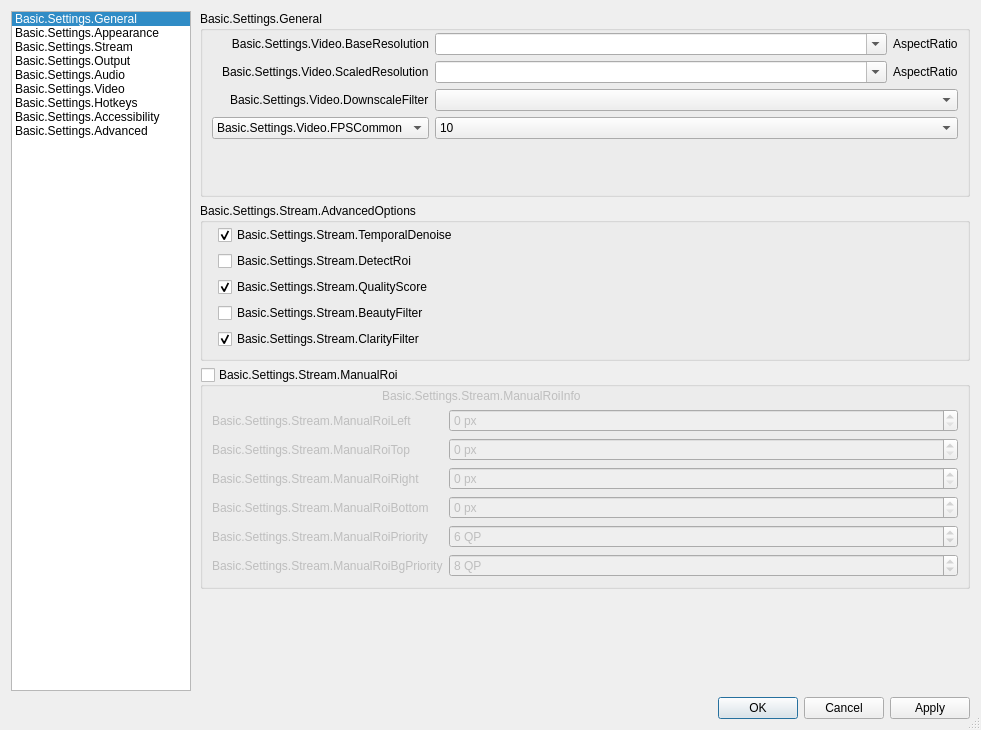
Old version of the form frontend/forms/OBSBasicSettings.ui in the repository Elon666-ai/obs32.1.2patched.
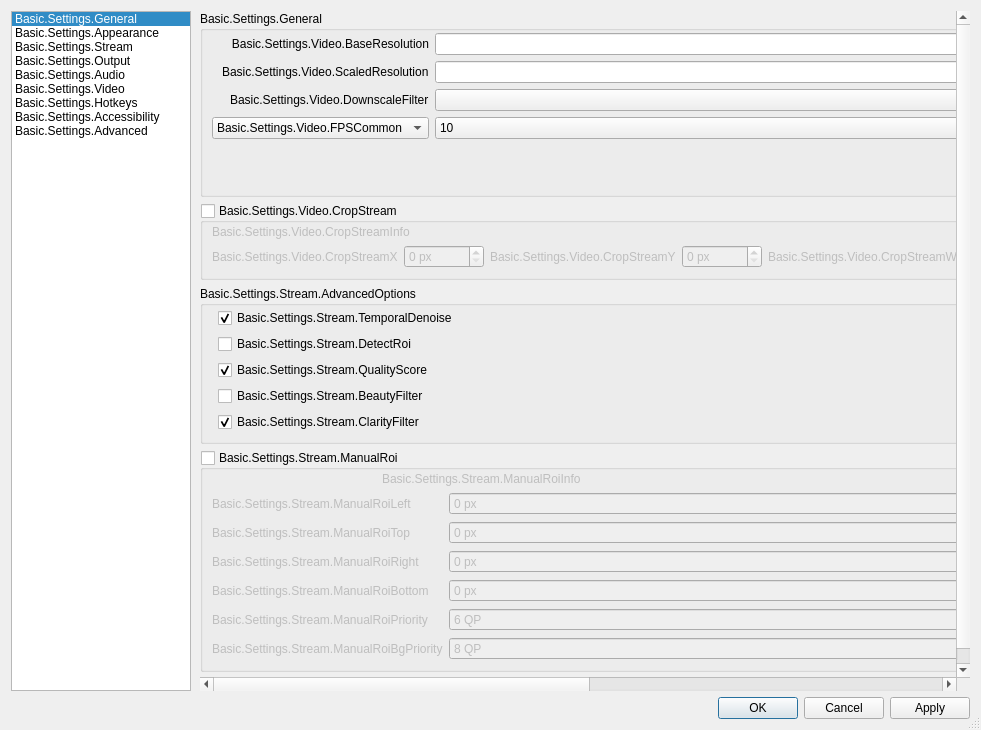
New version of the form. The open tabs and pages were chosen to show the change. Icons and pictures are not drawn. Custom widgets are drawn as their Qt base class.

Commit message:
frontend: add crop stream output with preview crop overlay
Publish a secondary cropped stream to the main stream key with '-h5' appended. The crop encoder follows the main encoder settings, scales its bitrate by crop area and configured FPS, and injects the same absolute-timestamp SEI as the main output. Add a Settings > Video > General crop row (X/Y/W/H/FPS) and a draggable/resizable dashed crop box in the preview that saves back to the profile.

The edit to the form file:
```diff
--- a/frontend/forms/OBSBasicSettings.ui
+++ b/frontend/forms/OBSBasicSettings.ui
@@ -6771,11 +6771,199 @@
               </property>
              </spacer>
             </item>
-           </layout>
-          </widget>
-         </item>
-         <item>
-          <widget class="QGroupBox" name="videoAdvancedOptionsGroupBox">
+            </layout>
+           </widget>
+          </item>
+          <item>
+           <widget class="QGroupBox" name="cropStreamGroupBox">
+            <property name="title">
+             <string>Basic.Settings.Video.CropStream</string>
+            </property>
+            <property name="checkable">
+             <bool>true</bool>
+            </property>
+            <property name="checked">
+             <bool>false</bool>
+            </property>
+            <layout class="QVBoxLayout" name="cropStreamLayout">
+             <property name="leftMargin">
+              <number>9</number>
+             </property>
+             <property name="topMargin">
+              <number>2</number>
+             </property>
+             <property name="rightMargin">
+              <number>9</number>
+             </property>
+             <property name="bottomMargin">
+              <number>9</number>
+             </property>
+             <item>
+              <widget class="QLabel" name="cropStreamInfo">
+               <property name="text">
+                <string>Basic.Settings.Video.CropStreamInfo</string>
+               </property>
+               <property name="wordWrap">
+                <bool>true</bool>
+               </property>
+              </widget>
+             </item>
+             <item>
+              <layout class="QHBoxLayout" name="cropStreamRowLayout">
+               <property name="spacing">
+                <number>6</number>
+               </property>
+               <item>
+                <widget class="QLabel" name="cropStreamXLabel">
+                 <property name="text">
+                  <string>Basic.Settings.Video.CropStreamX</string>
+                 </property>
+                </widget>
+               </item>
+               <item>
+                <widget class="QSpinBox" name="cropStreamX">
+                 <property name="minimumSize">
+                  <size>
+                   <width>80</width>
+                   <height>0</height>
+                  </size>
+                 </property>
+                 <property name="suffix">
+                  <string> px</string>
+                 </property>
+                 <property name="maximum">
+                  <number>16384</number>
+                 </property>
+                </widget>
+               </item>
+               <item>
+                <widget class="QLabel" name="cropStreamYLabel">
+                 <property name="text">
+                  <string>Basic.Settings.Video.CropStreamY</string>
+                 </property>
+                </widget>
+               </item>
+               <item>
+                <widget class="QSpinBox" name="cropStreamY">
+                 <property name="minimumSize">
+                  <size>
+                   <width>80</width>
+                   <height>0</height>
+                  </size>
+                 </property>
+                 <property name="suffix">
+                  <string> px</string>
+                 </property>
+                 <property name="maximum">
+                  <number>16384</number>
+                 </property>
+                </widget>
+               </item>
+               <item>
+                <widget class="QLabel" name="cropStreamWidthLabel">
+                 <property name="text">
+                  <string>Basic.Settings.Video.CropStreamWidth</string>
+                 </property>
+                </widget>
+               </item>
+               <item>
+                <widget class="QSpinBox" name="cropStreamWidth">
+                 <property name="minimumSize">
+                  <size>
+                   <width>80</width>
+                   <height>0</height>
+                  </size>
+                 </property>
+                 <property name="suffix">
+                  <string> px</string>
+                 </property>
+                 <property name="minimum">
+                  <number>1</number>
+                 </property>
+                 <property name="maximum">
+                  <number>16384</number>
+                 </property>
+                </widget>
+               </item>
+               <item>
+                <widget class="QLabel" name="cropStreamHeightLabel">
+                 <property name="text">
+                  <string>Basic.Settings.Video.CropStreamHeight</string>
+                 </property>
+                </widget>
+               </item>
+               <item>
+                <widget class="QSpinBox" name="cropStreamHeight">
+                 <property name="minimumSize">
+                  <size>
+                   <width>80</width>
+                   <height>0</height>
+                  </size>
+                 </property>
+                 <property name="suffix">
+                  <string> px</string>
+                 </property>
+                 <property name="minimum">
+                  <number>1</number>
+                 </property>
+                 <property name="maximum">
+                  <number>16384</number>
+                 </property>
+                </widget>
+               </item>
+               <item>
+                <widget class="QLabel" name="cropStreamFPSLabel">
+                 <property name="text">
+                  <string>Basic.Settings.Video.CropStreamFPS</string>
+                 </property>
+                </widget>
+               </item>
+               <item>
+                <widget class="QSpinBox" name="cropStreamFPS">
+                 <property name="minimumSize">
+                  <size>
+                   <width>70</width>
+                   <height>0</height>
+                  </size>
+                 </property>
+                 <property name="suffix">
+                  <string> fps</string>
+                 </property>
+                 <property name="minimum">
+                  <number>1</number>
+                 </property>
+                 <property name="maximum">
+                  <number>120</number>
+                 </property>
+                 <property name="value">
+                  <number>15</number>
+                 </property>
+                </widget>
+               </item>
+               <item>
+                <spacer name="cropStreamRowSpacer">
+                 <property name="orientation">
+                  <enum>Qt::Horizontal</enum>
+                 </property>
+                 <property name="sizeType">
+                  <enum>QSizePolicy::Expanding</enum>
+                 </property>
+                 <property name="sizeHint" stdset="0">
+                  <size>
+                   <width>0</width>
+                   <height>0</height>
+                  </size>
+                 </property>
+                </spacer>
+               </item>
+              </layout>
+             </item>
+            </layout>
+           </widget>
+          </item>
+          <item>
+           <widget class="QGroupBox" name="videoAdvancedOptionsGroupBox">
+
            <property name="title">
             <string>Basic.Settings.Stream.AdvancedOptions</string>
            </property>
```
The commit also changes 12 other files.
